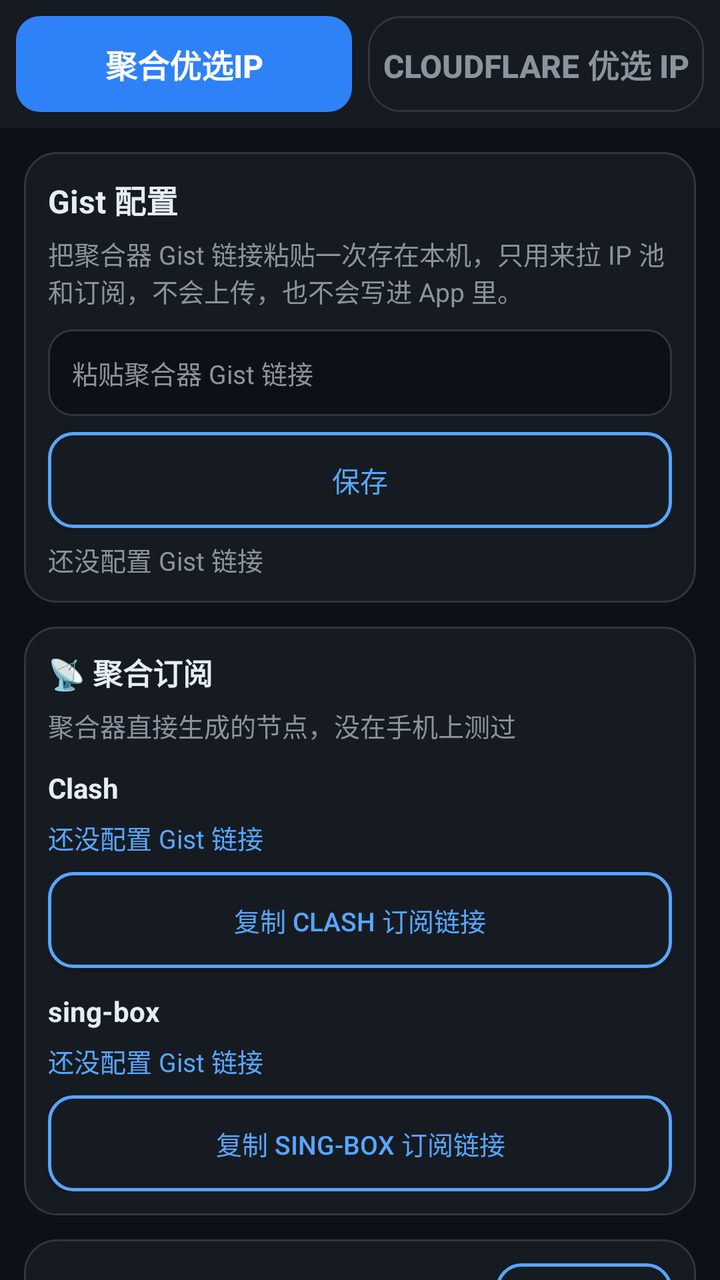
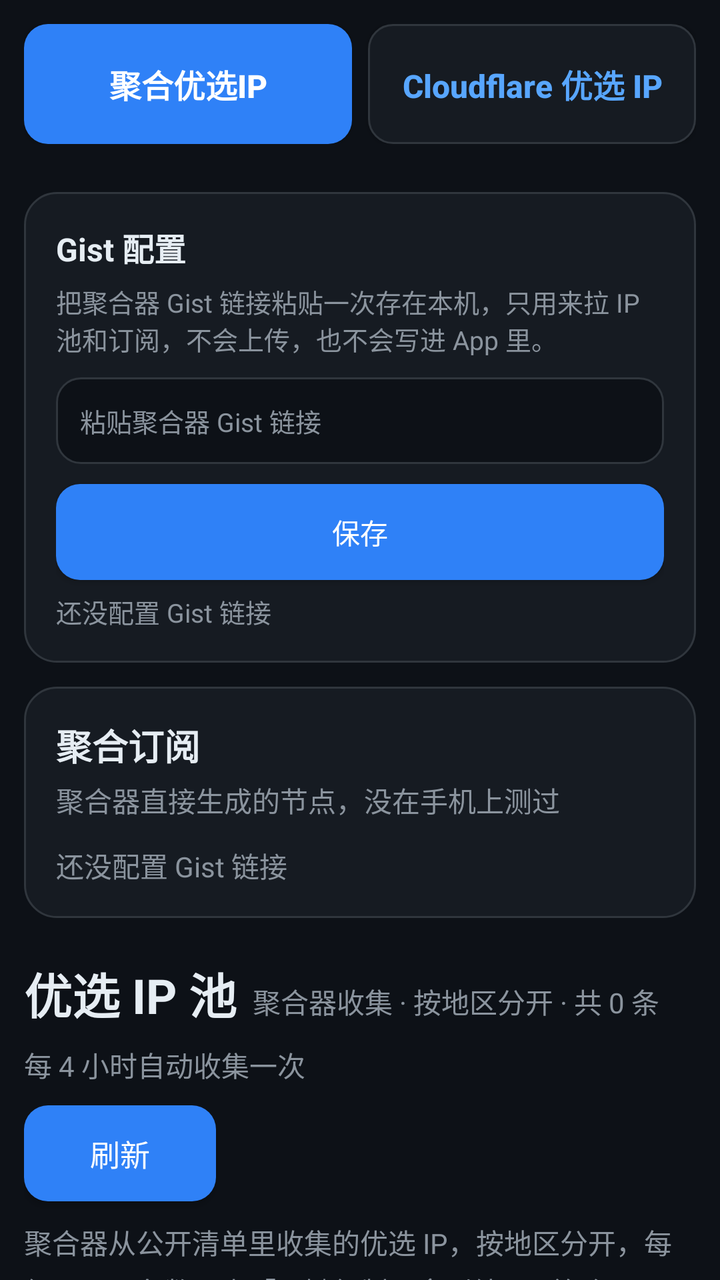

The first picture is an Android layout as it rendered before a commit; the second is the same layout after the commit. The layout source and the unified diff follow.
<!-- AndroidManifest.xml: application theme Theme.AppCompat.Light -->
<!-- res/layout/activity_main.xml -->
<?xml version="1.0" encoding="utf-8"?>
<LinearLayout xmlns:android="http://schemas.android.com/apk/res/android"
    android:layout_width="match_parent" android:layout_height="match_parent"
    android:background="#0D1117" android:orientation="vertical">

    
    <LinearLayout android:layout_width="match_parent" android:layout_height="wrap_content"
        android:background="#161B22" android:orientation="horizontal" android:padding="8dp">
        <Button android:id="@+id/btnTabPool" android:layout_width="0dp" android:layout_height="48dp"
            android:layout_weight="1" android:layout_marginEnd="4dp"
            android:background="@drawable/bg_button_primary" android:text="聚合优选IP" android:textColor="#FFFFFF"
            android:textSize="16sp" android:textStyle="bold" />
        <Button android:id="@+id/btnTabCf" android:layout_width="0dp" android:layout_height="48dp"
            android:layout_weight="1" android:layout_marginStart="4dp"
            android:background="@drawable/bg_card" android:text="Cloudflare 优选 IP" android:textColor="#8B949E"
            android:textSize="16sp" android:textStyle="bold" />
    </LinearLayout>

    
    <androidx.core.widget.NestedScrollView android:id="@+id/panelPool" android:layout_width="match_parent" android:layout_height="0dp"
        android:layout_weight="1" android:fillViewport="true">
        <LinearLayout android:layout_width="match_parent" android:layout_height="wrap_content" android:orientation="vertical" android:padding="12dp">

            
            <LinearLayout android:layout_width="match_parent" android:layout_height="wrap_content"
                android:background="@drawable/bg_card" android:orientation="vertical" android:padding="12dp">
                <TextView android:layout_width="wrap_content" android:layout_height="wrap_content"
                    android:text="Gist 配置" android:textSize="16sp" android:textStyle="bold" android:textColor="#E6EDF3" />
                <TextView android:layout_width="match_parent" android:layout_height="wrap_content"
                    android:text="把聚合器 Gist 链接粘贴一次存在本机，只用来拉 IP 池和订阅，不会上传，也不会写进 App 里。"
                    android:textColor="#8B949E" android:textSize="13sp" android:layout_marginTop="6dp" />
                <EditText android:id="@+id/inputGistLink" android:layout_width="match_parent" android:layout_height="wrap_content"
                    android:background="@drawable/bg_input" android:padding="12dp"
                    android:hint="粘贴聚合器 Gist 链接"
                    android:textColor="#E6EDF3" android:textColorHint="#8B949E"
                    android:inputType="text" android:singleLine="true" android:maxLines="1" android:ellipsize="end"
                    android:textSize="13sp" android:layout_marginTop="10dp" />
                <Button android:id="@+id/btnSaveGist" android:layout_width="match_parent" android:layout_height="48dp"
                    android:background="@drawable/bg_button_outline" android:text="保存" android:textColor="#58A6FF"
                    android:textSize="14sp" android:layout_marginTop="8dp" />
                <TextView android:id="@+id/gistStatus" android:layout_width="wrap_content" android:layout_height="wrap_content"
                    android:text="还没配置 Gist 链接" android:textColor="#8B949E" android:textSize="13sp" android:layout_marginTop="6dp" />
            </LinearLayout>

            
            <LinearLayout android:layout_width="match_parent" android:layout_height="wrap_content"
                android:background="@drawable/bg_card" android:orientation="vertical"
                android:padding="12dp" android:layout_marginTop="12dp">
                <TextView android:layout_width="wrap_content" android:layout_height="wrap_content"
                    android:text="📡 聚合订阅" android:textSize="15sp" android:textStyle="bold" android:textColor="#E6EDF3" />
                <TextView android:layout_width="wrap_content" android:layout_height="wrap_content"
                    android:text="聚合器直接生成的节点，没在手机上测过"
                    android:textColor="#8B949E" android:textSize="13sp" android:layout_marginTop="6dp" />

                <TextView android:layout_width="wrap_content" android:layout_height="wrap_content"
                    android:text="Clash" android:textSize="14sp" android:textStyle="bold" android:textColor="#E6EDF3" android:layout_marginTop="12dp" />
                <TextView android:id="@+id/subClashLink" android:layout_width="match_parent" android:layout_height="wrap_content"
                    android:text="还没配置 Gist 链接"
                    android:textColor="#58A6FF" android:textSize="13sp" android:textIsSelectable="true" android:layout_marginTop="6dp" />
                <Button android:id="@+id/btnCopyClash" android:layout_width="match_parent" android:layout_height="48dp"
                    android:background="@drawable/bg_button_outline" android:text="复制 Clash 订阅链接" android:textColor="#58A6FF"
                    android:textSize="13sp" android:layout_marginTop="8dp" />

                <TextView android:layout_width="wrap_content" android:layout_height="wrap_content"
                    android:text="sing-box" android:textSize="14sp" android:textStyle="bold" android:textColor="#E6EDF3" android:layout_marginTop="12dp" />
                <TextView android:id="@+id/subSingboxLink" android:layout_width="match_parent" android:layout_height="wrap_content"
                    android:text="还没配置 Gist 链接"
                    android:textColor="#58A6FF" android:textSize="13sp" android:textIsSelectable="true" android:layout_marginTop="6dp" />
                <Button android:id="@+id/btnCopySingbox" android:layout_width="match_parent" android:layout_height="48dp"
                    android:background="@drawable/bg_button_outline" android:text="复制 sing-box 订阅链接" android:textColor="#58A6FF"
                    android:textSize="13sp" android:layout_marginTop="8dp" />
            </LinearLayout>

            
            <LinearLayout android:layout_width="match_parent" android:layout_height="wrap_content"
                android:background="@drawable/bg_card" android:orientation="vertical"
                android:padding="12dp" android:layout_marginTop="12dp">
                <LinearLayout android:layout_width="match_parent" android:layout_height="wrap_content"
                    android:orientation="horizontal">
                    <TextView android:layout_width="0dp" android:layout_height="wrap_content" android:layout_weight="1"
                        android:text="优选 IP 池" android:textSize="15sp" android:textStyle="bold" android:textColor="#E6EDF3" />
                    <Button android:id="@+id/btnRefreshPool" android:layout_width="wrap_content" android:layout_height="40dp"
                        android:background="@drawable/bg_button_outline" android:text="🔄 刷新" android:textColor="#58A6FF"
                        android:textSize="13sp" android:paddingStart="16dp" android:paddingEnd="16dp" />
                </LinearLayout>
                <TextView android:layout_width="wrap_content" android:layout_height="wrap_content"
                    android:text="每 4 小时自动收集一次" android:textColor="#8B949E" android:textSize="13sp" android:layout_marginTop="6dp" />
                <TextView android:id="@+id/poolStatus" android:layout_width="match_parent" android:layout_height="wrap_content"
                    android:background="@drawable/bg_status" android:padding="12dp" android:text="还没拉取过 IP 池"
                    android:textColor="#58A6FF" android:textSize="14sp" android:layout_marginTop="10dp" />
                
                <LinearLayout android:id="@+id/poolGroups" android:layout_width="match_parent" android:layout_height="wrap_content"
                    android:orientation="vertical" android:layout_marginTop="6dp" />
            </LinearLayout>

            <TextView android:layout_width="wrap_content" android:layout_height="wrap_content"
                android:text="提示：IP 池每 4 小时由聚合器自动收集更新，点刷新重新拉取；复制或下载后可以拿到批量测IP 里测。订阅里的节点没在手机上测过，先测再用。"
                android:textColor="#8B949E" android:textSize="12sp" android:layout_marginTop="12dp" />
        </LinearLayout>
    </androidx.core.widget.NestedScrollView>

    
    <androidx.core.widget.NestedScrollView android:id="@+id/panelCf" android:layout_width="match_parent" android:layout_height="0dp"
        android:layout_weight="1" android:fillViewport="true" android:visibility="gone">
        <LinearLayout android:layout_width="match_parent" android:layout_height="wrap_content" android:orientation="vertical" android:padding="12dp">

            <LinearLayout android:layout_width="match_parent" android:layout_height="wrap_content"
                android:background="@drawable/bg_card" android:orientation="vertical" android:padding="12dp">
                <TextView android:layout_width="wrap_content" android:layout_height="wrap_content"
                    android:text="Cloudflare 优选 IP" android:textSize="15sp" android:textStyle="bold" android:textColor="#E6EDF3" />
                <TextView android:layout_width="match_parent" android:layout_height="wrap_content"
                    android:text="从 Cloudflare 官方 15 个 IPv4 段里随机抽，每按一次重新抽一组新的。IP 不在页面上显示，复制或下载后拿去测。"
                    android:textColor="#8B949E" android:textSize="13sp" android:layout_marginTop="6dp" />
                <TextView android:id="@+id/cfStatus" android:layout_width="match_parent" android:layout_height="wrap_content"
                    android:background="@drawable/bg_status" android:padding="12dp" android:text="还没生成过"
                    android:textColor="#58A6FF" android:textSize="14sp" android:layout_marginTop="10dp" />
                
                <LinearLayout android:id="@+id/cfGroups" android:layout_width="match_parent" android:layout_height="wrap_content"
                    android:orientation="vertical" android:layout_marginTop="6dp" />
            </LinearLayout>

            <TextView android:layout_width="wrap_content" android:layout_height="wrap_content"
                android:text="提示：这些地址是 Cloudflare 的 CDN 入口，不是节点本身；测的时候用域名握手，裸 IP 直连会被拒。"
                android:textColor="#8B949E" android:textSize="12sp" android:layout_marginTop="12dp" />
        </LinearLayout>
    </androidx.core.widget.NestedScrollView>
</LinearLayout>
<!-- resources referenced by this layout -->
<resources>
  <!-- drawable bg_button_outline (drawable) -->
  <?xml version="1.0" encoding="utf-8"?>
  <shape xmlns:android="http://schemas.android.com/apk/res/android" android:shape="rectangle">
      <solid android:color="#161B22" />
      <stroke android:width="1.5dp" android:color="#58A6FF" />
      <corners android:radius="12dp" />
  </shape>
  <!-- drawable bg_button_primary (drawable) -->
  <?xml version="1.0" encoding="utf-8"?>
  <shape xmlns:android="http://schemas.android.com/apk/res/android" android:shape="rectangle">
      <solid android:color="#2F81F7" />
      <corners android:radius="12dp" />
  </shape>
  <!-- drawable bg_card (drawable) -->
  <?xml version="1.0" encoding="utf-8"?>
  <shape xmlns:android="http://schemas.android.com/apk/res/android" android:shape="rectangle">
      <solid android:color="#161B22" />
      <stroke android:width="1dp" android:color="#30363D" />
      <corners android:radius="16dp" />
  </shape>
  <!-- drawable bg_input (drawable) -->
  <?xml version="1.0" encoding="utf-8"?>
  <shape xmlns:android="http://schemas.android.com/apk/res/android" android:shape="rectangle">
      <solid android:color="#0D1117" />
      <stroke android:width="1dp" android:color="#30363D" />
      <corners android:radius="12dp" />
  </shape>
  <!-- drawable bg_status (drawable) -->
  <?xml version="1.0" encoding="utf-8"?>
  <shape xmlns:android="http://schemas.android.com/apk/res/android" android:shape="rectangle">
      <solid android:color="#161B22" />
      <stroke android:width="1dp" android:color="#30363D" />
      <corners android:radius="10dp" />
  </shape>
</resources>

<!-- the commit's change to res/layout/activity_main.xml (unified diff, before → after) -->
@@ -5,15 +5,17 @@
 
     
     <LinearLayout android:layout_width="match_parent" android:layout_height="wrap_content"
-        android:background="#161B22" android:orientation="horizontal" android:padding="8dp">
-        <Button android:id="@+id/btnTabPool" android:layout_width="0dp" android:layout_height="48dp"
-            android:layout_weight="1" android:layout_marginEnd="4dp"
+        android:orientation="horizontal" android:padding="12dp">
+        <Button android:id="@+id/btnTabPool" android:layout_width="0dp" android:layout_height="wrap_content"
+            android:layout_weight="1" android:layout_marginEnd="4dp" android:minHeight="60dp"
             android:background="@drawable/bg_button_primary" android:text="聚合优选IP" android:textColor="#FFFFFF"
-            android:textSize="16sp" android:textStyle="bold" />
-        <Button android:id="@+id/btnTabCf" android:layout_width="0dp" android:layout_height="48dp"
-            android:layout_weight="1" android:layout_marginStart="4dp"
-            android:background="@drawable/bg_card" android:text="Cloudflare 优选 IP" android:textColor="#8B949E"
-            android:textSize="16sp" android:textStyle="bold" />
+            android:textSize="16sp" android:textStyle="bold" android:gravity="center"
+            android:singleLine="false" android:textAllCaps="false" android:padding="8dp" />
+        <Button android:id="@+id/btnTabCf" android:layout_width="0dp" android:layout_height="wrap_content"
+            android:layout_weight="1" android:layout_marginStart="4dp" android:minHeight="60dp"
+            android:background="@drawable/bg_tab_inactive" android:text="Cloudflare 优选 IP" android:textColor="#58A6FF"
+            android:textSize="16sp" android:textStyle="bold" android:gravity="center"
+            android:singleLine="false" android:textAllCaps="false" android:padding="8dp" />
     </LinearLayout>
 
     
@@ -23,7 +25,7 @@
 
             
             <LinearLayout android:layout_width="match_parent" android:layout_height="wrap_content"
-                android:background="@drawable/bg_card" android:orientation="vertical" android:padding="12dp">
+                android:background="@drawable/bg_card" android:orientation="vertical" android:padding="16dp">
                 <TextView android:layout_width="wrap_content" android:layout_height="wrap_content"
                     android:text="Gist 配置" android:textSize="16sp" android:textStyle="bold" android:textColor="#E6EDF3" />
                 <TextView android:layout_width="match_parent" android:layout_height="wrap_content"
@@ -36,8 +38,8 @@
                     android:inputType="text" android:singleLine="true" android:maxLines="1" android:ellipsize="end"
                     android:textSize="13sp" android:layout_marginTop="10dp" />
                 <Button android:id="@+id/btnSaveGist" android:layout_width="match_parent" android:layout_height="48dp"
-                    android:background="@drawable/bg_button_outline" android:text="保存" android:textColor="#58A6FF"
-                    android:textSize="14sp" android:layout_marginTop="8dp" />
+                    android:background="@drawable/bg_button_primary" android:text="保存" android:textColor="#FFFFFF"
+                    android:textSize="14sp" android:textAllCaps="false" android:layout_marginTop="10dp" />
                 <TextView android:id="@+id/gistStatus" android:layout_width="wrap_content" android:layout_height="wrap_content"
                     android:text="还没配置 Gist 链接" android:textColor="#8B949E" android:textSize="13sp" android:layout_marginTop="6dp" />
             </LinearLayout>
@@ -45,57 +47,84 @@
             
             <LinearLayout android:layout_width="match_parent" android:layout_height="wrap_content"
                 android:background="@drawable/bg_card" android:orientation="vertical"
-                android:padding="12dp" android:layout_marginTop="12dp">
+                android:padding="16dp" android:layout_marginTop="12dp">
                 <TextView android:layout_width="wrap_content" android:layout_height="wrap_content"
-                    android:text="📡 聚合订阅" android:textSize="15sp" android:textStyle="bold" android:textColor="#E6EDF3" />
+                    android:text="聚合订阅" android:textSize="18sp" android:textStyle="bold" android:textColor="#E6EDF3" />
                 <TextView android:layout_width="wrap_content" android:layout_height="wrap_content"
                     android:text="聚合器直接生成的节点，没在手机上测过"
-                    android:textColor="#8B949E" android:textSize="13sp" android:layout_marginTop="6dp" />
-
-                <TextView android:layout_width="wrap_content" android:layout_height="wrap_content"
-                    android:text="Clash" android:textSize="14sp" android:textStyle="bold" android:textColor="#E6EDF3" android:layout_marginTop="12dp" />
-                <TextView android:id="@+id/subClashLink" android:layout_width="match_parent" android:layout_height="wrap_content"
-                    android:text="还没配置 Gist 链接"
-                    android:textColor="#58A6FF" android:textSize="13sp" android:textIsSelectable="true" android:layout_marginTop="6dp" />
-                <Button android:id="@+id/btnCopyClash" android:layout_width="match_parent" android:layout_height="48dp"
-                    android:background="@drawable/bg_button_outline" android:text="复制 Clash 订阅链接" android:textColor="#58A6FF"
-                    android:textSize="13sp" android:layout_marginTop="8dp" />
-
-                <TextView android:layout_width="wrap_content" android:layout_height="wrap_content"
-                    android:text="sing-box" android:textSize="14sp" android:textStyle="bold" android:textColor="#E6EDF3" android:layout_marginTop="12dp" />
-                <TextView android:id="@+id/subSingboxLink" android:layout_width="match_parent" android:layout_height="wrap_content"
-                    android:text="还没配置 Gist 链接"
-                    android:textColor="#58A6FF" android:textSize="13sp" android:textIsSelectable="true" android:layout_marginTop="6dp" />
-                <Button android:id="@+id/btnCopySingbox" android:layout_width="match_parent" android:layout_height="48dp"
-                    android:background="@drawable/bg_button_outline" android:text="复制 sing-box 订阅链接" android:textColor="#58A6FF"
-                    android:textSize="13sp" android:layout_marginTop="8dp" />
+                    android:textColor="#8B949E" android:textSize="14sp" android:layout_marginTop="4dp" />
+                <TextView android:id="@+id/subEmpty" android:layout_width="wrap_content" android:layout_height="wrap_content"
+                    android:text="还没配置 Gist 链接" android:textColor="#8B949E" android:textSize="14sp" android:layout_marginTop="12dp" />
+                
+                <LinearLayout android:id="@+id/subClashRow" android:layout_width="match_parent" android:layout_height="wrap_content"
+                    android:orientation="horizontal" android:layout_marginTop="12dp" android:visibility="gone">
+                    <TextView android:layout_width="wrap_content" android:layout_height="wrap_content"
+                        android:text="Clash" android:textSize="15sp" android:textStyle="bold" android:textColor="#E6EDF3"
+                        android:layout_gravity="center_vertical" />
+                    <TextView android:id="@+id/subClashLink" android:layout_width="0dp" android:layout_height="wrap_content"
+                        android:layout_weight="1" android:layout_gravity="center_vertical"
+                        android:textColor="#8B949E" android:textSize="13sp" android:singleLine="true" android:ellipsize="end"
+                        android:layout_marginStart="8dp" android:layout_marginEnd="8dp" />
+                    <Button android:id="@+id/btnCopyClash" android:layout_width="wrap_content" android:layout_height="40dp"
+                        android:minWidth="0dp" android:minHeight="0dp" android:paddingStart="14dp" android:paddingEnd="14dp"
+                        android:background="@drawable/bg_button_primary" android:text="复制" android:textColor="#FFFFFF"
+                        android:textSize="13sp" android:textAllCaps="false" />
+                    <Button android:id="@+id/btnOpenClash" android:layout_width="wrap_content" android:layout_height="40dp"
+                        android:minWidth="0dp" android:minHeight="0dp" android:paddingStart="14dp" android:paddingEnd="14dp"
+                        android:layout_marginStart="6dp"
+                        android:background="@drawable/bg_button_outline" android:text="打开" android:textColor="#58A6FF"
+                        android:textSize="13sp" android:textAllCaps="false" />
+                </LinearLayout>
+                
+                <LinearLayout android:id="@+id/subSingboxRow" android:layout_width="match_parent" android:layout_height="wrap_content"
+                    android:orientation="horizontal" android:layout_marginTop="12dp" android:visibility="gone">
+                    <TextView android:layout_width="wrap_content" android:layout_height="wrap_content"
+                        android:text="sing-box" android:textSize="15sp" android:textStyle="bold" android:textColor="#E6EDF3"
+                        android:layout_gravity="center_vertical" />
+                    <TextView android:id="@+id/subSingboxLink" android:layout_width="0dp" android:layout_height="wrap_content"
+                        android:layout_weight="1" android:layout_gravity="center_vertical"
+                        android:textColor="#8B949E" android:textSize="13sp" android:singleLine="true" android:ellipsize="end"
+                        android:layout_marginStart="8dp" android:layout_marginEnd="8dp" />
+                    <Button android:id="@+id/btnCopySingbox" android:layout_width="wrap_content" android:layout_height="40dp"
+                        android:minWidth="0dp" android:minHeight="0dp" android:paddingStart="14dp" android:paddingEnd="14dp"
+                        android:background="@drawable/bg_button_primary" android:text="复制" android:textColor="#FFFFFF"
+                        android:textSize="13sp" android:textAllCaps="false" />
+                    <Button android:id="@+id/btnOpenSingbox" android:layout_width="wrap_content" android:layout_height="40dp"
+                        android:minWidth="0dp" android:minHeight="0dp" android:paddingStart="14dp" android:paddingEnd="14dp"
+                        android:layout_marginStart="6dp"
+                        android:background="@drawable/bg_button_outline" android:text="打开" android:textColor="#58A6FF"
+                        android:textSize="13sp" android:textAllCaps="false" />
+                </LinearLayout>
             </LinearLayout>
 
             
             <LinearLayout android:layout_width="match_parent" android:layout_height="wrap_content"
-                android:background="@drawable/bg_card" android:orientation="vertical"
-                android:padding="12dp" android:layout_marginTop="12dp">
-                <LinearLayout android:layout_width="match_parent" android:layout_height="wrap_content"
-                    android:orientation="horizontal">
-                    <TextView android:layout_width="0dp" android:layout_height="wrap_content" android:layout_weight="1"
-                        android:text="优选 IP 池" android:textSize="15sp" android:textStyle="bold" android:textColor="#E6EDF3" />
-                    <Button android:id="@+id/btnRefreshPool" android:layout_width="wrap_content" android:layout_height="40dp"
-                        android:background="@drawable/bg_button_outline" android:text="🔄 刷新" android:textColor="#58A6FF"
-                        android:textSize="13sp" android:paddingStart="16dp" android:paddingEnd="16dp" />
-                </LinearLayout>
+                android:orientation="horizontal" android:layout_marginTop="20dp">
                 <TextView android:layout_width="wrap_content" android:layout_height="wrap_content"
-                    android:text="每 4 小时自动收集一次" android:textColor="#8B949E" android:textSize="13sp" android:layout_marginTop="6dp" />
-                <TextView android:id="@+id/poolStatus" android:layout_width="match_parent" android:layout_height="wrap_content"
-                    android:background="@drawable/bg_status" android:padding="12dp" android:text="还没拉取过 IP 池"
-                    android:textColor="#58A6FF" android:textSize="14sp" android:layout_marginTop="10dp" />
-                
-                <LinearLayout android:id="@+id/poolGroups" android:layout_width="match_parent" android:layout_height="wrap_content"
-                    android:orientation="vertical" android:layout_marginTop="6dp" />
+                    android:text="优选 IP 池" android:textSize="24sp" android:textStyle="bold" android:textColor="#E6EDF3" />
+                <TextView android:id="@+id/poolTitleSub" android:layout_width="0dp" android:layout_height="wrap_content"
+                    android:layout_weight="1" android:layout_gravity="bottom" android:paddingBottom="3dp"
+                    android:text="聚合器收集 · 按地区分开 · 共 0 条" android:textColor="#8B949E" android:textSize="14sp"
+                    android:layout_marginStart="8dp" />
             </LinearLayout>
+            <TextView android:id="@+id/poolCollectInfo" android:layout_width="wrap_content" android:layout_height="wrap_content"
+                android:text="每 4 小时自动收集一次" android:textColor="#8B949E" android:textSize="14sp" android:layout_marginTop="8dp" />
+            <Button android:id="@+id/btnRefreshPool" android:layout_width="wrap_content" android:layout_height="48dp"
+                android:minWidth="96dp" android:minHeight="0dp" android:paddingStart="24dp" android:paddingEnd="24dp"
+                android:background="@drawable/bg_button_primary" android:text="刷新" android:textColor="#FFFFFF"
+                android:textSize="15sp" android:textAllCaps="false" android:layout_marginTop="10dp" />
+            <TextView android:layout_width="match_parent" android:layout_height="wrap_content"
+                android:text="聚合器从公开清单里收集的优选 IP，按地区分开，每组只显示条数；点「一键复制」拿到纯 IP（每行一条），拷进「批量测IP」实测就行。"
+                android:textColor="#8B949E" android:textSize="14sp" android:lineSpacingExtra="4dp" android:layout_marginTop="10dp" />
+            <TextView android:id="@+id/poolStatus" android:layout_width="wrap_content" android:layout_height="wrap_content"
+                android:text="还没拉取过 IP 池" android:textColor="#8B949E" android:textSize="13sp" android:layout_marginTop="8dp" />
+            
+            <LinearLayout android:id="@+id/poolGroups" android:layout_width="match_parent" android:layout_height="wrap_content"
+                android:orientation="vertical" android:layout_marginTop="4dp" />
 
             <TextView android:layout_width="wrap_content" android:layout_height="wrap_content"
                 android:text="提示：IP 池每 4 小时由聚合器自动收集更新，点刷新重新拉取；复制或下载后可以拿到批量测IP 里测。订阅里的节点没在手机上测过，先测再用。"
-                android:textColor="#8B949E" android:textSize="12sp" android:layout_marginTop="12dp" />
+                android:textColor="#8B949E" android:textSize="12sp" android:layout_marginTop="16dp" />
         </LinearLayout>
     </androidx.core.widget.NestedScrollView>
 
@@ -104,24 +133,30 @@
         android:layout_weight="1" android:fillViewport="true" android:visibility="gone">
         <LinearLayout android:layout_width="match_parent" android:layout_height="wrap_content" android:orientation="vertical" android:padding="12dp">
 
+            
             <LinearLayout android:layout_width="match_parent" android:layout_height="wrap_content"
-                android:background="@drawable/bg_card" android:orientation="vertical" android:padding="12dp">
+                android:orientation="horizontal" android:layout_marginTop="8dp">
                 <TextView android:layout_width="wrap_content" android:layout_height="wrap_content"
-                    android:text="Cloudflare 优选 IP" android:textSize="15sp" android:textStyle="bold" android:textColor="#E6EDF3" />
-                <TextView android:layout_width="match_parent" android:layout_height="wrap_content"
-                    android:text="从 Cloudflare 官方 15 个 IPv4 段里随机抽，每按一次重新抽一组新的。IP 不在页面上显示，复制或下载后拿去测。"
-                    android:textColor="#8B949E" android:textSize="13sp" android:layout_marginTop="6dp" />
-                <TextView android:id="@+id/cfStatus" android:layout_width="match_parent" android:layout_height="wrap_content"
-                    android:background="@drawable/bg_status" android:padding="12dp" android:text="还没生成过"
-                    android:textColor="#58A6FF" android:textSize="14sp" android:layout_marginTop="10dp" />
-                
-                <LinearLayout android:id="@+id/cfGroups" android:layout_width="match_parent" android:layout_height="wrap_content"
-                    android:orientation="vertical" android:layout_marginTop="6dp" />
+                    android:text="Cloudflare 优选 IP" android:textSize="24sp" android:textStyle="bold" android:textColor="#E6EDF3" />
+                <TextView android:layout_width="0dp" android:layout_height="wrap_content"
+                    android:layout_weight="1" android:layout_gravity="bottom" android:paddingBottom="3dp"
+                    android:text="待测清单 · 四组独立" android:textColor="#8B949E" android:textSize="14sp"
+                    android:layout_marginStart="8dp" />
             </LinearLayout>
+            <TextView android:layout_width="match_parent" android:layout_height="wrap_content"
+                android:text="下面是四组互相独立的清单（200 / 500 / 1000 / 1500）。点某一组的抓取按钮，就从 Cloudflare 官方 IP 段里随机抽取该组数量的不重复 IP，只更新这一组，不影响其他三组；清单不自动更新，只有点按钮才重新抓。每组都有自己的一键复制和下载。清单不分地区：Cloudflare 是任播网络，同一个 IP 在不同网络下走到的机房不一样，快慢只能在你手机上用「批量测IP」实测。"
+                android:textColor="#8B949E" android:textSize="14sp" android:lineSpacingExtra="4dp" android:layout_marginTop="10dp" />
+            <TextView android:id="@+id/cfSource" android:layout_width="match_parent" android:layout_height="wrap_content"
+                android:textColor="#8B949E" android:textSize="14sp" android:layout_marginTop="10dp" />
+            <TextView android:id="@+id/cfStatus" android:layout_width="wrap_content" android:layout_height="wrap_content"
+                android:text="还没生成过" android:textColor="#8B949E" android:textSize="13sp" android:layout_marginTop="8dp" />
+            
+            <LinearLayout android:id="@+id/cfGroups" android:layout_width="match_parent" android:layout_height="wrap_content"
+                android:orientation="vertical" android:layout_marginTop="4dp" />
 
             <TextView android:layout_width="wrap_content" android:layout_height="wrap_content"
                 android:text="提示：这些地址是 Cloudflare 的 CDN 入口，不是节点本身；测的时候用域名握手，裸 IP 直连会被拒。"
-                android:textColor="#8B949E" android:textSize="12sp" android:layout_marginTop="12dp" />
+                android:textColor="#8B949E" android:textSize="12sp" android:layout_marginTop="16dp" />
         </LinearLayout>
     </androidx.core.widget.NestedScrollView>
 </LinearLayout>
<!-- resource entries referenced after the edit -->
@@ -27,12 +27,12 @@
       <stroke android:width="1dp" android:color="#30363D" />
       <corners android:radius="12dp" />
   </shape>
-  <!-- drawable bg_status (drawable) -->
+  <!-- drawable bg_tab_inactive (drawable) -->
   <?xml version="1.0" encoding="utf-8"?>
   <shape xmlns:android="http://schemas.android.com/apk/res/android" android:shape="rectangle">
       <solid android:color="#161B22" />
       <stroke android:width="1dp" android:color="#30363D" />
-      <corners android:radius="10dp" />
+      <corners android:radius="12dp" />
   </shape>
 </resources>
 
